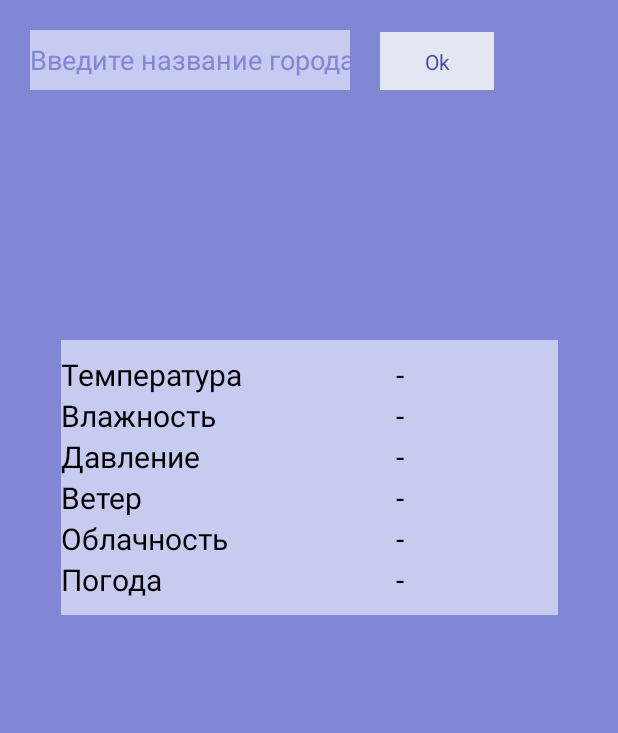
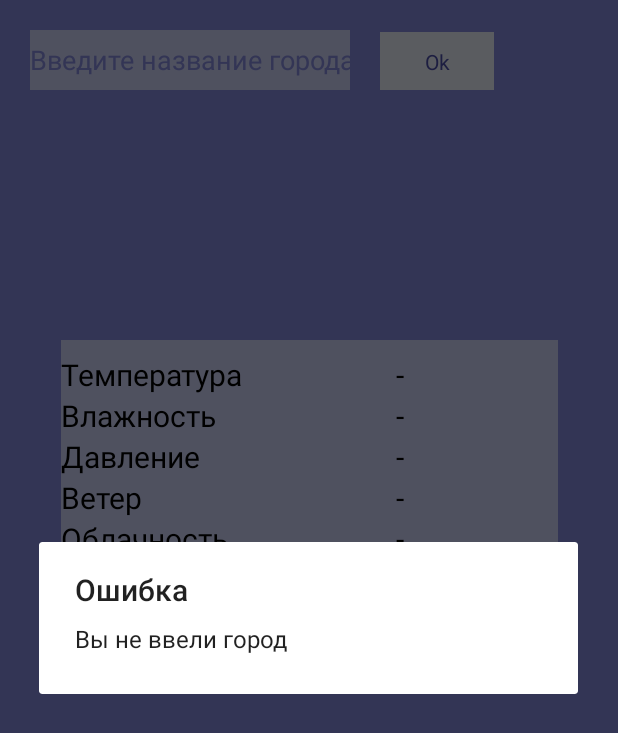
Before and after one commit to AgonyMidnight/Weather, an Android app: the screen it shows after launch (MainActivity), after a tap on "Ok", on a phone screen of 412 x 824 dp. Shown: the top 733 px of the screen. Run offline under Robolectric (Android 15) with nearby library versions, the phone set to English and light mode, and no system bars; our stand-ins replace RxJava.

Commit message:
pic,name city and window of error

```diff
--- a/app/src/main/java/com/example/weather/MainActivity.java
+++ b/app/src/main/java/com/example/weather/MainActivity.java
@@ -2,7 +2,10 @@ package com.example.weather;
 
 import androidx.appcompat.app.AppCompatActivity;
 
+import android.app.Activity;
+import android.app.AlertDialog;
 import android.app.Dialog;
+import android.content.SharedPreferences;
 import android.net.Uri;
 import android.os.Bundle;
 import android.os.StrictMode;
@@ -36,6 +39,8 @@ import java.net.HttpURLConnection;
 import java.net.MalformedURLException;
 import java.net.URL;
 import java.net.URLConnection;
+import java.util.HashSet;
+import java.util.Set;
 
 import io.reactivex.Observable;
 import io.reactivex.android.schedulers.AndroidSchedulers;
@@ -43,6 +48,8 @@ import io.reactivex.disposables.CompositeDisposable;
 import io.reactivex.functions.Consumer;
 import io.reactivex.schedulers.Schedulers;
 import retrofit2.Retrofit;
+
+
 
 public class MainActivity extends AppCompatActivity {
     private LinearLayout Weather_panel;
@@ -64,8 +71,13 @@ public class MainActivity extends AppCompatActivity {
     private ImageView Pic;
     CompositeDisposable compositeDisposable;
     Weather weather = new Weather();
+    private TextView TVCCity;
+
 
     public void postRequest(String urlStr, String jsonBodyStr) throws IOException {
+
+
+
         URL url = new URL(urlStr);
         HttpURLConnection httpURLConnection = (HttpURLConnection) url.openConnection();
         httpURLConnection.setDoOutput(true);
@@ -106,6 +118,7 @@ public class MainActivity extends AppCompatActivity {
         TVRain = (TextView) findViewById(R.id.Rain);
         TVRainValue = (TextView) findViewById(R.id.ValueRain);
         Pic = (ImageView) findViewById(R.id.pic);
+        TVCCity = (TextView)findViewById(R.id.citys);
 
         //Weather_panel = (LinearLayout)item
 
@@ -117,12 +130,18 @@ public class MainActivity extends AppCompatActivity {
         }
 
 
+
         BOk.setOnClickListener(new View.OnClickListener() {
             @Override
             public void onClick(View v) {
                 String NeedfulCity = ETString.getText().toString();
-                if (NeedfulCity == "") {
-
+                if (NeedfulCity.length() == 0) {
+                    AlertDialog.Builder errorWindow = new AlertDialog.Builder(MainActivity.this);
+                    errorWindow.setMessage("Вы не ввели город")
+                            .setCancelable(true);
+                    AlertDialog a = errorWindow.create();
+                    a.setTitle("Ошибка");
+                    a.show();
 
                 } else {
                     String url = "http://api.openweathermap.org/data/2.5/find?q=" + NeedfulCity + "&type=like&APPID=c3f93d23f4afc931f07743b1f8a9ffc6";
@@ -188,8 +207,12 @@ public class MainActivity extends AppCompatActivity {
                                     TVRainValue.setText("Облачно");
                                     Pic.setImageResource(R.mipmap.clouds_foreground);
                                     break;
+                                case "Mist":
+                                    TVRainValue.setText("Туман");
+                                    Pic.setImageResource(R.mipmap.haze_foreground);
+                                    break;
                                 case "Haze":
-                                    TVRainValue.setText("Туман");
+                                    TVRainValue.setText("Дымка");
                                     Pic.setImageResource(R.mipmap.haze_foreground);
                                     break;
                                 case "Clear":
@@ -202,6 +225,7 @@ public class MainActivity extends AppCompatActivity {
                             }
 
 
+                            TVCCity.setText(NeedfulCity);
                             TVValueTemp.setText(temp);
                             TVValuePressure.setText(pressure);
                             TVValuehumidity.setText(humidity);
@@ -218,6 +242,7 @@ public class MainActivity extends AppCompatActivity {
 
                     } catch (MalformedURLException e) {
                         e.printStackTrace();
+
                     } catch (IOException e) {
                         e.printStackTrace();
                     }
--- a/app/src/main/res/layout/activity_main.xml
+++ b/app/src/main/res/layout/activity_main.xml
@@ -4,12 +4,14 @@
     xmlns:tools="http://schemas.android.com/tools"
     android:layout_width="match_parent"
     android:background="#8186d5"
+
     android:layout_height="match_parent"
 
     tools:context=".MainActivity"
     android:theme="@android:style/Theme.Black.NoTitleBar">
 
     <LinearLayout
+        android:id="@+id/linearLayout"
         android:layout_width="match_parent"
         android:layout_height="60dp"
         app:layout_constraintEnd_toStartOf="parent"
@@ -17,23 +19,22 @@
         app:layout_constraintTop_toTopOf="parent">
 
 
-
         <EditText
             android:id="@+id/ChooseCity"
             android:layout_width="wrap_content"
             android:layout_height="40dp"
 
+            android:layout_marginLeft="20dp"
+            android:layout_marginTop="20dp"
+            android:layout_marginRight="20dp"
             android:background="#DFF7F7"
+            android:backgroundTint="#c6cbef"
             android:ems="10"
-            android:textColorHint="#8186d5"
-            android:backgroundTint="#c6cbef"
             android:hint="Введите название города"
             android:inputType="textPersonName"
             android:textColor="#000000"
+            android:textColorHint="#8186d5"
             app:layout_constraintBottom_toBottomOf="parent"
-            android:layout_marginTop="20dp"
-            android:layout_marginLeft="20dp"
-            android:layout_marginRight="20dp"
             app:layout_constraintEnd_toEndOf="parent"
             app:layout_constraintHorizontal_bias="0.08"
             app:layout_constraintStart_toStartOf="parent"
@@ -45,12 +46,12 @@
             android:id="@+id/Ok"
             android:layout_width="76dp"
             android:layout_height="40dp"
+            android:layout_marginTop="20dp"
+            android:layout_marginRight="30dp"
             android:layout_marginBottom="84dp"
+            android:background="#e3e7f1"
             android:hint="Город"
             android:text="Ok"
-            android:layout_marginTop="20dp"
-            android:background="#e3e7f1"
-            android:layout_marginRight="30dp"
             android:textColor="#494ca2"
 
             app:layout_constraintBottom_toBottomOf="parent"
@@ -62,6 +63,21 @@
 
     </LinearLayout>
 
+    <TextView
+        android:id="@+id/citys"
+        android:layout_width="wrap_content"
+        android:layout_height="wrap_content"
+        android:layout_marginTop="30dp"
+        android:gravity="center"
+        android:textSize="25sp"
+        app:layout_constraintBottom_toBottomOf="@+id/pic"
+        app:layout_constraintEnd_toEndOf="parent"
+        app:layout_constraintHorizontal_bias="0.469"
+        app:layout_constraintStart_toStartOf="parent"
+        app:layout_constraintTop_toTopOf="parent"
+        app:layout_constraintVertical_bias="0.130">
+
+    </TextView>
 
     <TableLayout
 
```
